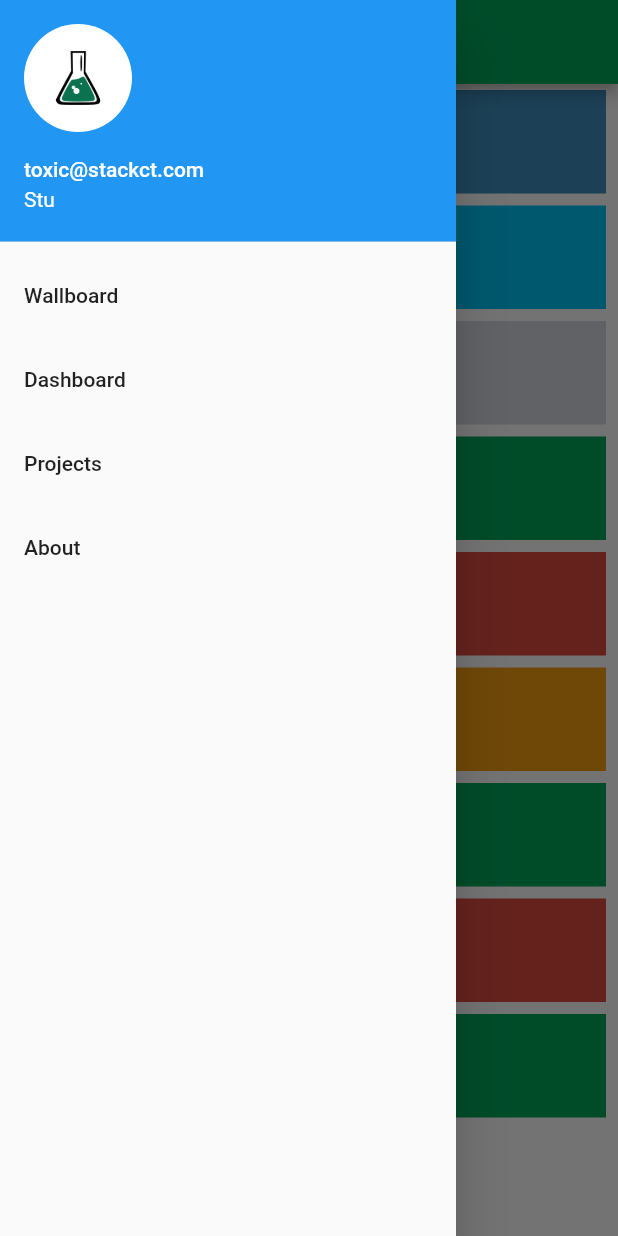
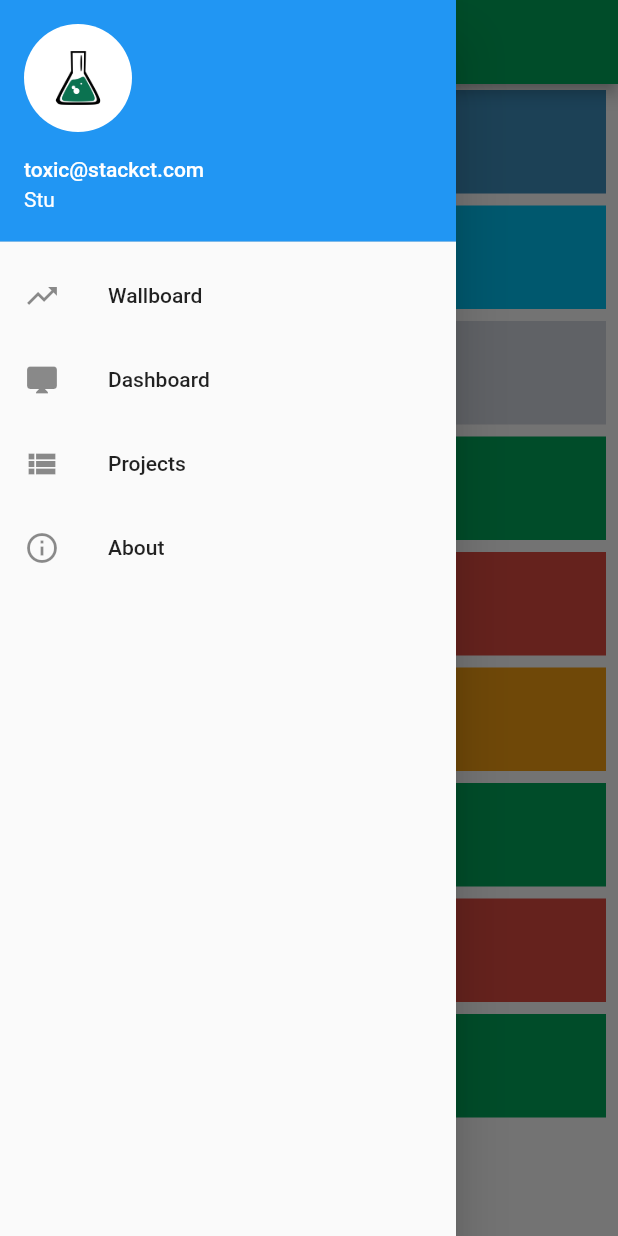
Before and after one commit to stackct/toxic-mobile, a Flutter app: the screen it shows after launch, with the side drawer open, on a phone screen of 412 x 824 dp. Run offline on Flutter 3.47's test engine with Material 2 defaults, Android fonts, the phone set to English and light mode, and no system bars.

Commit message:
PTOXICMOBL-0: Adding some icons and adjusting the theme

```diff
--- a/lib/main.dart
+++ b/lib/main.dart
@@ -36,10 +36,10 @@ class MyApp extends StatelessWidget {
           accountEmail: Text("Stu"),
           accountName: Text("toxic@stackct.com"),
           currentAccountPicture: Container( decoration:BoxDecoration(image: DecorationImage(image: ExactAssetImage('assets/face.png')), shape: BoxShape.circle ))),
-        ListTile(title: Text("Wallboard"),),
-        ListTile(title: Text("Dashboard"),),
-        ListTile(title: Text("Projects"),),
-        ListTile(title: Text("About"),)
+        ListTile(leading: Icon(Icons.trending_up), title: Text("Wallboard"),),
+        ListTile(leading: Icon(Icons.desktop_mac), title: Text("Dashboard"),),
+        ListTile(leading: Icon(Icons.view_list), title: Text("Projects"),),
+        ListTile(leading: Icon(Icons.info_outline), title: Text("About"),),
       ],),
     );
   }
--- a/lib/ui/ui_theme.dart
+++ b/lib/ui/ui_theme.dart
@@ -1,7 +1,8 @@
 import 'package:flutter/material.dart';
 
 class UITheme {
-  static final ThemeData appTheme = ThemeData.light().copyWith(
+  static final ThemeData appTheme = ThemeData(
+      brightness: Brightness.light,
       primaryColor: TOXIC_GREEN,
       primaryColorDark: TOXIC_GREEN_ALT,
       accentColor: Colors.blue);
```
